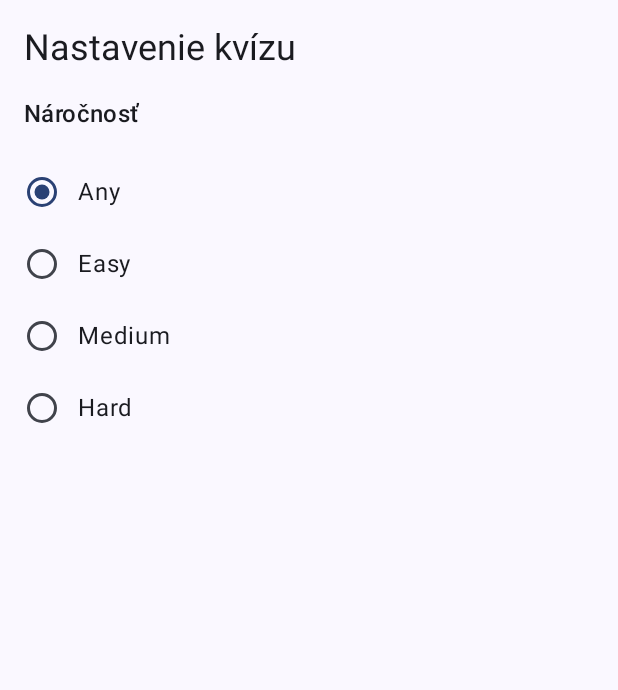
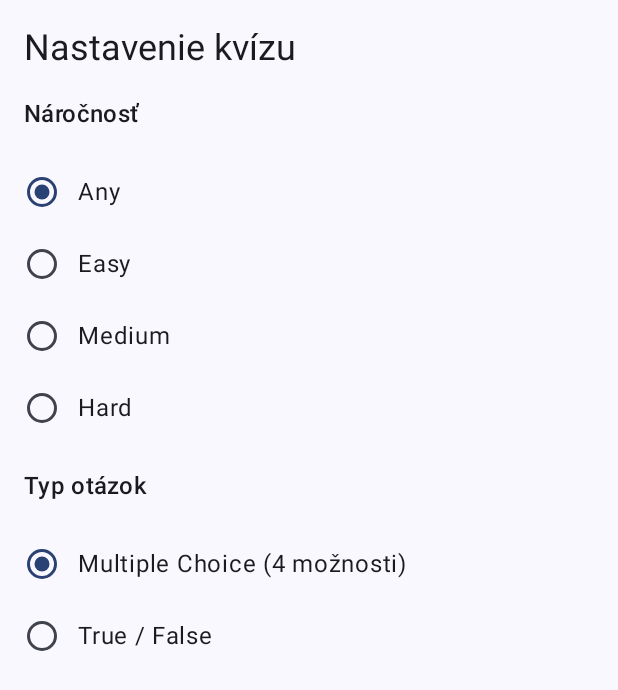
Before and after one commit to foBorisC/mobv_zadanie, an Android app built with Jetpack Compose: the screen it shows after launch (MainActivity), on a phone screen of 412 x 824 dp. Shown: the top 690 px of the screen. Run offline under Robolectric (Android 15) with nearby library versions, the phone set to English and light mode, and no system bars.

Commit message:
Add question type selection to quiz lobby

```diff
--- a/app/src/main/java/com/example/mobv_zadanie/MainActivity.kt
+++ b/app/src/main/java/com/example/mobv_zadanie/MainActivity.kt
@@ -38,6 +38,11 @@ private enum class Difficulty(val label: String) {
     HARD("Hard")
 }
 
+private enum class QuestionType(val label: String) {
+    MULTIPLE_CHOICE("Multiple Choice (4 možnosti)"),
+    TRUE_FALSE("True / False")
+}
+
 class MainActivity : ComponentActivity() {
     override fun onCreate(savedInstanceState: Bundle?) {
         super.onCreate(savedInstanceState)
@@ -53,6 +58,7 @@ class MainActivity : ComponentActivity() {
 @Composable
 private fun QuizLobby() {
     var selectedDifficulty by rememberSaveable { mutableStateOf(Difficulty.ANY) }
+    var selectedQuestionType by rememberSaveable { mutableStateOf(QuestionType.MULTIPLE_CHOICE) }
 
     Scaffold(modifier = Modifier.fillMaxSize()) { innerPadding ->
         Column(
@@ -67,25 +73,43 @@ private fun QuizLobby() {
             Text("Náročnosť", style = MaterialTheme.typography.titleMedium)
             Column(Modifier.selectableGroup()) {
                 Difficulty.entries.forEach { difficulty ->
-                    val isSelected = selectedDifficulty == difficulty
+                    LobbyOption(
+                        label = difficulty.label,
+                        selected = selectedDifficulty == difficulty,
+                        onClick = { selectedDifficulty = difficulty }
+                    )
+                }
+            }
+            Text("Typ otázok", style = MaterialTheme.typography.titleMedium)
+            Column(Modifier.selectableGroup()) {
+                QuestionType.entries.forEach { questionType ->
+                    LobbyOption(
+                        label = questionType.label,
+                        selected = selectedQuestionType == questionType,
+                        onClick = { selectedQuestionType = questionType }
+                    )
+                }
+            }
+        }
+    }
+}
+
+@Composable
+private fun LobbyOption(label: String, selected: Boolean, onClick: () -> Unit) {
     Row(
         modifier = Modifier
             .fillMaxWidth()
             .heightIn(min = 48.dp)
             .selectable(
-                                selected = isSelected,
-                                onClick = { selectedDifficulty = difficulty },
+                selected = selected,
+                onClick = onClick,
                 role = Role.RadioButton
             ),
         verticalAlignment = Alignment.CenterVertically,
         horizontalArrangement = Arrangement.spacedBy(12.dp)
     ) {
-                        RadioButton(selected = isSelected, onClick = null)
-                        Text(difficulty.label)
-                    }
-                }
-            }
-        }
+        RadioButton(selected = selected, onClick = null)
+        Text(label)
     }
 }
 
```
Lines whose indentation alone changed are shown as unchanged.
